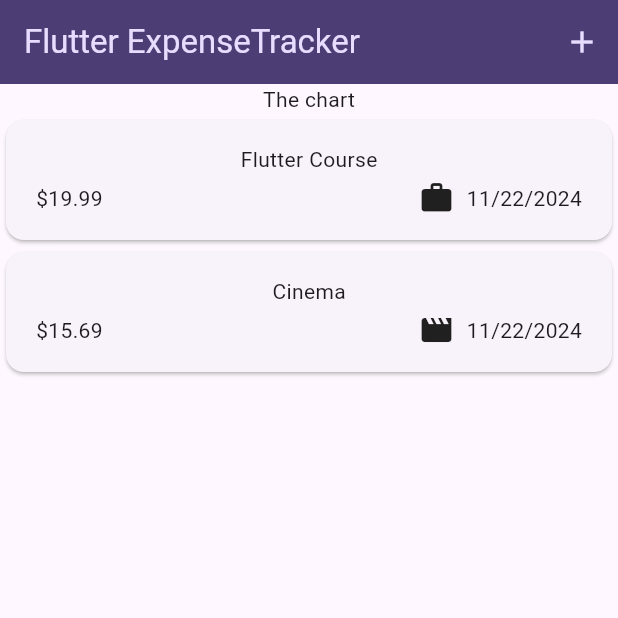
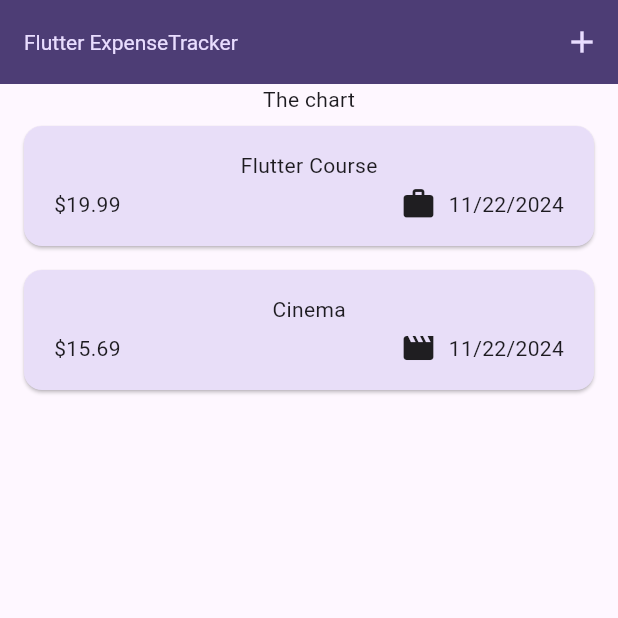
Before and after one commit to moashrafff/flutter-expenses-tracker-practice, a Flutter app: the screen it shows after launch, on a phone screen of 412 x 824 dp, the top half of it. Run offline on Flutter 3.47's test engine with Material 3 defaults, Android fonts, the phone set to English and light mode, and no system bars.

Commit message:
more theme settings

```diff
--- a/lib/main.dart
+++ b/lib/main.dart
@@ -17,11 +17,31 @@ class MainApp extends StatelessWidget {
     return MaterialApp(
       theme: ThemeData().copyWith(
         useMaterial3: true,
-          colorScheme: kColorScheme,
-          appBarTheme: const AppBarTheme().copyWith(
-            backgroundColor: kColorScheme.onPrimaryContainer,
-            foregroundColor: kColorScheme.primaryContainer,
-          )),
+        colorScheme: kColorScheme,
+        appBarTheme: const AppBarTheme().copyWith(
+          backgroundColor: kColorScheme.onPrimaryContainer,
+          foregroundColor: kColorScheme.primaryContainer,
+        ),
+        cardTheme: ThemeData().cardTheme.copyWith(
+              color: kColorScheme.secondaryContainer,
+              margin: const EdgeInsets.symmetric(
+                horizontal: 16,
+                vertical: 8,
+              ),
+            ),
+        elevatedButtonTheme: ElevatedButtonThemeData(
+          style: ElevatedButton.styleFrom(
+            backgroundColor: kColorScheme.primaryContainer,
+          ),
+        ),
+        textTheme: ThemeData().textTheme.copyWith(
+              titleLarge: TextStyle(
+                fontWeight: FontWeight.normal,
+                color: kColorScheme.onSecondaryContainer,
+                fontSize: 14,
+              ),
+            ),
+      ),
       home: const Expenses(),
     );
   }
```
